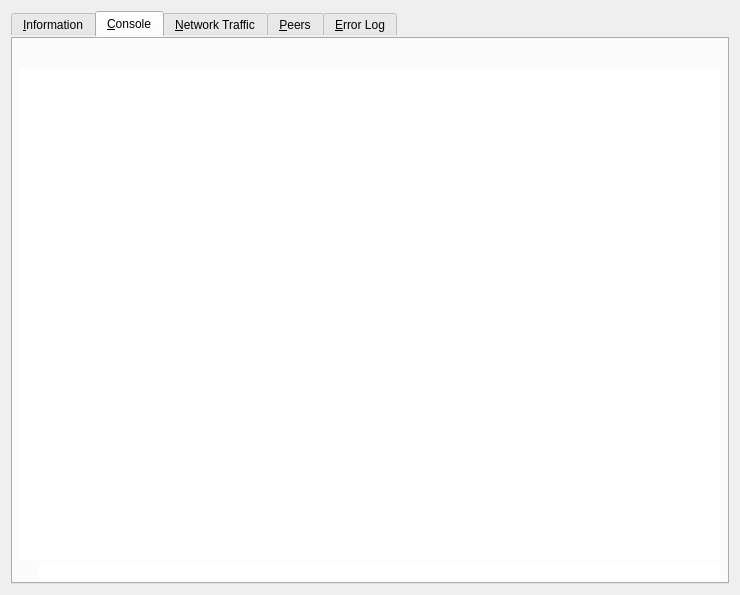
Before: the Qt Designer form src/qt/forms/debugwindow.ui in navcoin/navcoin-core, drawn with Qt 5.
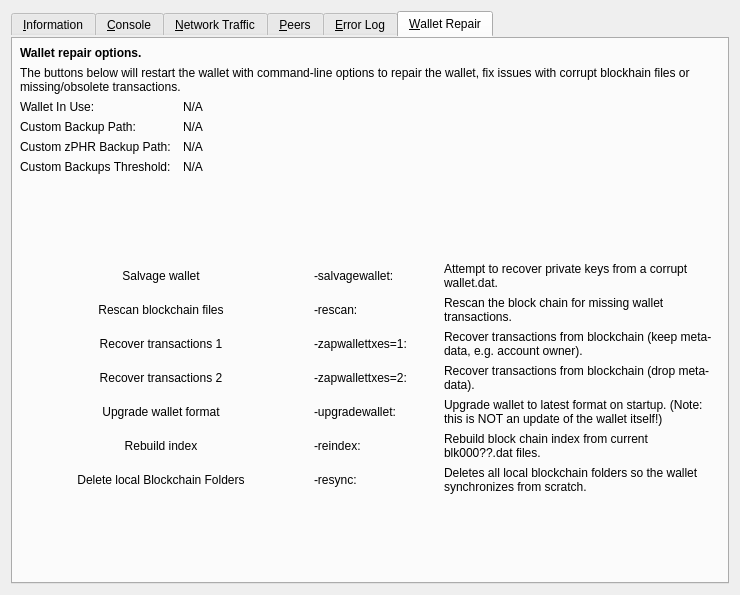
After: the same form once the commit is applied. The open tabs and pages were chosen to show the change. Icons and pictures are not drawn. Custom widgets are drawn as their Qt base class.

Commit message: Add tools page/dialog for running common commands for wallet repair/maintenance

The edit to the form file:
```diff
--- a/src/qt/forms/debugwindow.ui
+++ b/src/qt/forms/debugwindow.ui
@@ -1604,6 +1604,391 @@
        </item>
       </layout>
      </widget>
+     <widget class="QWidget" name="tab_repair">
+      <attribute name="title">
+       <string>&amp;Wallet Repair</string>
+      </attribute>
+      <layout class="QGridLayout" name="gridLayout_4" columnstretch="0,0,0,0">
+       <property name="horizontalSpacing">
+        <number>12</number>
+       </property>
+       <item row="0" column="0" colspan="4">
+        <widget class="QLabel" name="label_repair_header">
+         <property name="font">
+          <font>
+           <weight>75</weight>
+           <bold>true</bold>
+          </font>
+         </property>
+         <property name="text">
+          <string>Wallet repair options.</string>
+         </property>
+        </widget>
+       </item>
+       <item row="1" column="0" colspan="4">
+        <widget class="QLabel" name="label_repair_helptext">
+         <property name="font">
+          <font>
+           <weight>50</weight>
+           <bold>false</bold>
+          </font>
+         </property>
+         <property name="text">
+          <string>The buttons below will restart the wallet with command-line options to repair the wallet, fix issues with corrupt blockhain files or missing/obsolete transactions.</string>
+         </property>
+         <property name="wordWrap">
+          <bool>true</bool>
+         </property>
+        </widget>
+       </item>
+       <item row="2" column="0">
+        <widget class="QLabel" name="wallet_path_label">
+         <property name="text">
+          <string>Wallet In Use:</string>
+         </property>
+        </widget>
+       </item>
+       <item row="2" column="1" colspan="3">
+        <widget class="QLabel" name="wallet_path">
+         <property name="cursor">
+          <cursorShape>IBeamCursor</cursorShape>
+         </property>
+         <property name="text">
+          <string>N/A</string>
+         </property>
+         <property name="textFormat">
+          <enum>Qt::PlainText</enum>
+         </property>
+         <property name="textInteractionFlags">
+          <set>Qt::LinksAccessibleByMouse|Qt::TextSelectableByKeyboard|Qt::TextSelectableByMouse</set>
+         </property>
+        </widget>
+       </item>
+       <item row="3" column="0">
+        <widget class="QLabel" name="wallet_custombackuppath_label">
+         <property name="text">
+          <string>Custom Backup Path:</string>
+         </property>
+         <property name="visible">
+          <bool>false</bool>
+         </property>
+        </widget>
+       </item>
+       <item row="3" column="1" colspan="3">
+        <widget class="QLabel" name="wallet_custombackuppath">
+         <property name="cursor">
+          <cursorShape>IBeamCursor</cursorShape>
+         </property>
+         <property name="text">
+          <string>N/A</string>
+         </property>
+         <property name="textFormat">
+          <enum>Qt::PlainText</enum>
+         </property>
+         <property name="textInteractionFlags">
+          <set>Qt::LinksAccessibleByMouse|Qt::TextSelectableByKeyboard|Qt::TextSelectableByMouse</set>
+         </property>
+         <property name="visible">
+          <bool>false</bool>
+         </property>
+        </widget>
+       </item>
+       <item row="4" column="0">
+        <widget class="QLabel" name="wallet_customzphrbackuppath_label">
+         <property name="text">
+          <string>Custom zPHR Backup Path:</string>
+         </property>
+         <property name="visible">
+          <bool>false</bool>
+         </property>
+        </widget>
+       </item>
+       <item row="4" column="1" colspan="3">
+        <widget class="QLabel" name="wallet_customzphrbackuppath">
+         <property name="cursor">
+          <cursorShape>IBeamCursor</cursorShape>
+         </property>
+         <property name="text">
+          <string>N/A</string>
+         </property>
+         <property name="textFormat">
+          <enum>Qt::PlainText</enum>
+         </property>
+         <property name="textInteractionFlags">
+          <set>Qt::LinksAccessibleByMouse|Qt::TextSelectableByKeyboard|Qt::TextSelectableByMouse</set>
+         </property>
+         <property name="visible">
+          <bool>false</bool>
+         </property>
+        </widget>
+       </item>
+       <item row="5" column="0">
+        <widget class="QLabel" name="wallet_custombackupthreshold_label">
+         <property name="text">
+          <string>Custom Backups Threshold:</string>
+         </property>
+         <property name="visible">
+          <bool>false</bool>
+         </property>
+        </widget>
+       </item>
+       <item row="5" column="1" colspan="3">
+        <widget class="QLabel" name="wallet_custombackupthreshold">
+         <property name="cursor">
+          <cursorShape>IBeamCursor</cursorShape>
+         </property>
+         <property name="text">
+          <string>N/A</string>
+         </property>
+         <property name="textFormat">
+          <enum>Qt::PlainText</enum>
+         </property>
+         <property name="textInteractionFlags">
+          <set>Qt::LinksAccessibleByMouse|Qt::TextSelectableByKeyboard|Qt::TextSelectableByMouse</set>
+         </property>
+         <property name="visible">
+          <bool>false</bool>
+         </property>
+        </widget>
+       </item>
+       <item row="6" column="0">
+        <spacer name="verticalSpacer_repair1">
+         <property name="orientation">
+          <enum>Qt::Vertical</enum>
+         </property>
+         <property name="sizeHint" stdset="0">
+          <size>
+           <width>10</width>
+           <height>10</height>
+          </size>
+         </property>
+        </spacer>
+       </item>
+       <item row="7" column="0" colspan="2">
+        <widget class="QPushButton" name="btn_salvagewallet">
+         <property name="minimumSize">
+          <size>
+           <width>100</width>
+           <height>23</height>
+          </size>
+         </property>
+         <property name="text">
+          <string>Salvage wallet</string>
+         </property>
+        </widget>
+       </item>
+       <item row="7" column="2">
+        <widget class="QLabel" name="label_repair_salvage_command">
+         <property name="text">
+          <string notr="true">-salvagewallet:</string>
+         </property>
+        </widget>
+       </item>
+       <item row="7" column="3">
+        <widget class="QLabel" name="label_repair_salvage">
+         <property name="text">
+          <string>Attempt to recover private keys from a corrupt wallet.dat.</string>
+         </property>
+         <property name="wordWrap">
+          <bool>true</bool>
+         </property>
+        </widget>
+       </item>
+       <item row="8" column="0" colspan="2">
+        <widget class="QPushButton" name="btn_rescan">
+         <property name="minimumSize">
+          <size>
+           <width>100</width>
+           <height>23</height>
+          </size>
+         </property>
+         <property name="text">
+          <string>Rescan blockchain files</string>
+         </property>
+        </widget>
+       </item>
+       <item row="8" column="2">
+        <widget class="QLabel" name="label_repair_rescan_command">
+         <property name="text">
+          <string notr="true">-rescan:</string>
+         </property>
+        </widget>
+       </item>
+       <item row="8" column="3">
+        <widget class="QLabel" name="label_repair_rescan">
+         <property name="text">
+          <string>Rescan the block chain for missing wallet transactions.</string>
+         </property>
+         <property name="wordWrap">
+          <bool>true</bool>
+         </property>
+        </widget>
+       </item>
+       <item row="9" column="0" colspan="2">
+        <widget class="QPushButton" name="btn_zapwallettxes1">
+         <property name="minimumSize">
+          <size>
+           <width>100</width>
+           <height>23</height>
+          </size>
+         </property>
+         <property name="text">
+          <string>Recover transactions 1</string>
+         </property>
+        </widget>
+       </item>
+       <item row="9" column="2">
+        <widget class="QLabel" name="label_repair_zap1_command">
+         <property name="text">
+          <string notr="true">-zapwallettxes=1:</string>
+         </property>
+        </widget>
+       </item>
+       <item row="9" column="3">
+        <widget class="QLabel" name="label_repair_zap1">
+         <property name="text">
+          <string>Recover transactions from blockchain (keep meta-data, e.g. account owner).</string>
+         </property>
+         <property name="wordWrap">
+          <bool>true</bool>
+         </property>
+        </widget>
+       </item>
+       <item row="10" column="0" colspan="2">
+        <widget class="QPushButton" name="btn_zapwallettxes2">
+         <property name="minimumSize">
+          <size>
+           <width>100</width>
+           <height>23</height>
+          </size>
+         </property>
+         <property name="text">
+          <string>Recover transactions 2</string>
+         </property>
+        </widget>
+       </item>
+       <item row="10" column="2">
+        <widget class="QLabel" name="label_repair_zap2_command">
+         <property name="text">
+          <string notr="true">-zapwallettxes=2:</string>
+         </property>
+        </widget>
+       </item>
+       <item row="10" column="3">
+        <widget class="QLabel" name="label_repair_zap2">
+         <property name="text">
+          <string>Recover transactions from blockchain (drop meta-data).</string>
+         </property>
+         <property name="wordWrap">
+          <bool>true</bool>
+         </property>
+        </widget>
+       </item>
+       <item row="11" column="0" colspan="2">
+        <widget class="QPushButton" name="btn_upgradewallet">
+         <property name="minimumSize">
+          <size>
+           <width>100</width>
+           <height>23</height>
+          </size>
+         </property>
+         <property name="text">
+          <string>Upgrade wallet format</string>
+         </property>
+        </widget>
+       </item>
+       <item row="11" column="2">
+        <widget class="QLabel" name="label_repair_upgrade_command">
+         <property name="text">
+          <string notr="true">-upgradewallet:</string>
+         </property>
+        </widget>
+       </item>
+       <item row="11" column="3">
+        <widget class="QLabel" name="label_repair_upgrade">
+         <property name="text">
+          <string>Upgrade wallet to latest format on startup. (Note: this is NOT an update of the wallet itself!)</string>
+         </property>
+         <property name="wordWrap">
+          <bool>true</bool>
+         </property>
+        </widget>
+       </item>
+       <item row="12" column="0" colspan="2">
+        <widget class="QPushButton" name="btn_reindex">
+         <property name="minimumSize">
+          <size>
+           <width>100</width>
+           <height>23</height>
+          </size>
+         </property>
+         <property name="text">
+          <string>Rebuild index</string>
+         </property>
+        </widget>
+       </item>
+       <item row="12" column="2">
+        <widget class="QLabel" name="label_repair_reindex_command">
+         <property name="text">
+          <string notr="true">-reindex:</string>
+         </property>
+        </widget>
+       </item>
+       <item row="12" column="3">
+        <widget class="QLabel" name="label_repair_reindex">
+         <property name="text">
+          <string>Rebuild block chain index from current blk000??.dat files.</string>
+         </property>
+         <property name="wordWrap">
+          <bool>true</bool>
+         </property>
+        </widget>
+       </item>
+       <item row="13" column="0" colspan="2">
+        <widget class="QPushButton" name="btn_resync">
+         <property name="minimumSize">
+          <size>
+           <width>100</width>
+           <height>23</height>
+          </size>
+         </property>
+         <property name="text">
+          <string>Delete local Blockchain Folders</string>
+         </property>
+        </widget>
+       </item>
+       <item row="13" column="2">
+        <widget class="QLabel" name="label_repair_resync_command">
+         <property name="text">
+          <string>-resync:</string>
+         </property>
+        </widget>
+       </item>
+       <item row="13" column="3">
+        <widget class="QLabel" name="label_repair_resync">
+         <property name="text">
+          <string>Deletes all local blockchain folders so the wallet synchronizes from scratch.</string>
+         </property>
+         <property name="wordWrap">
+          <bool>true</bool>
+         </property>
+        </widget>
+       </item>
+       <item row="14" column="0">
+        <spacer name="verticalSpacer_repair2">
+         <property name="orientation">
+          <enum>Qt::Vertical</enum>
+         </property>
+         <property name="sizeHint" stdset="0">
+          <size>
+           <width>20</width>
+           <height>10</height>
+          </size>
+         </property>
+        </spacer>
+       </item>
+      </layout>
+     </widget>
     </widget>
    </item>
   </layout>
```
The commit also changes 9 other files.
